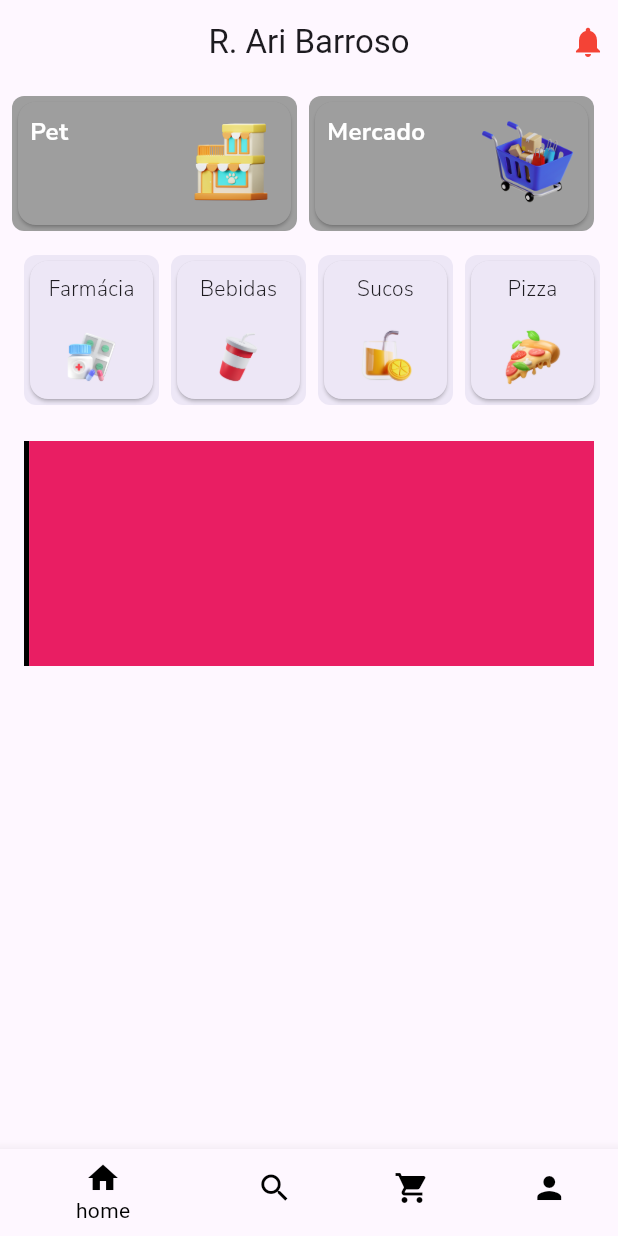
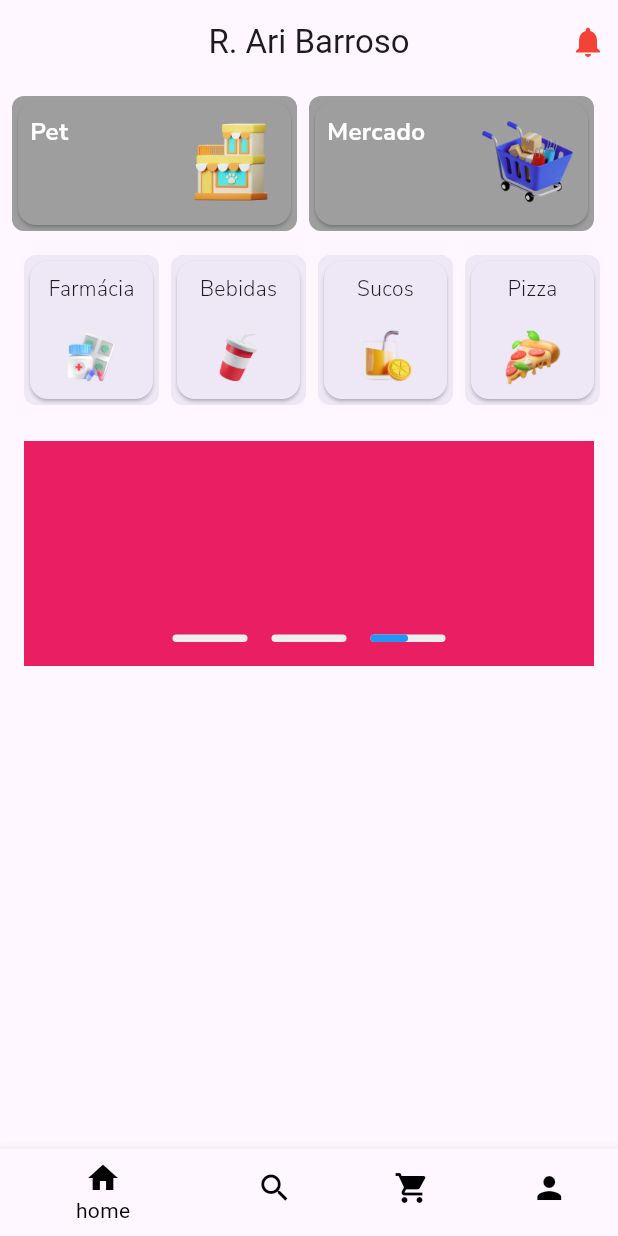
Before and after one commit to NicolasBarbosaa/fake_ifood-flutter, a Flutter app: the screen it shows after launch, on a phone screen of 412 x 824 dp. Run offline on Flutter 3.47's test engine with Material 3 defaults, Android fonts, the phone set to English and light mode, and no system bars; our stand-ins replace google_fonts.

Commit message:
Add carrousel

```diff
--- a/lib/Screens/CustomWidgets/slide.dart
+++ b/lib/Screens/CustomWidgets/slide.dart
@@ -10,44 +10,49 @@ class Slide extends StatefulWidget {
 }
 
 class _SlideState extends State<Slide> {
-
   PageController pageController = PageController();
   List<double> progresso = [0.0, 0.0, 0.0];
   int qtdPaginas = 3;
-  int paginaAtual =  0;
+  int paginaAtual = 0;
 
 //metodo que é chamado antes da pagina ser construída para o efeito
 //acontecer logo de carregada
   @override
-void initState(){
+  void initState() {
     super.initState();
     nextPage();
   }
 
 //metodo para mudar de pagina periodicamente
-  nextPage(){
+  nextPage() {
     Timer.periodic(const Duration(seconds: 3), (timer) {
-      int page = pageController.page!.round();
-      setState(() {
-        paginaAtual = page;
-      });
+      //variavel para comparar com a quantidade de paginas
+      int proximaPagina = paginaAtual + 1;
 
-      if(page >= 3){
-        pageController.animateToPage(0, duration: const Duration(seconds: 2), curve: Curves.easeInCubic);
-      } else{
-        pageController.nextPage(duration: const Duration(seconds: 2), curve: Curves.ease);
+      if (proximaPagina >= qtdPaginas) {
+        //qnd a variavel for = a quantidade de paginas, reseta as paginas
+        proximaPagina = 0;
       }
 
+      pageController
+          .animateToPage(proximaPagina,
+              duration: Duration(milliseconds: 300), curve: Curves.linear)
+          .then((_) {
+        setState(() {
+          paginaAtual = proximaPagina;
+          reset();
+        });
+      });
     });
   }
 
 //iniciar o progresso
-  void iniciarProgresso(){
+  void iniciarProgresso() {
     Timer.periodic(const Duration(milliseconds: 50), (timer) {
       setState(() {
-            if(progresso[paginaAtual] <1){
+        if (progresso[paginaAtual] < 1) {
           progresso[paginaAtual] += 0.02;
-            }else{
+        } else {
           timer.cancel();
         }
       });
@@ -55,17 +60,17 @@ void initState(){
   }
 
 //metodo para resetar a animação
-void reset(){
-  for(int i=0; i < qtdPaginas; i++){
-    progresso[i]=0.0;
+  void reset() {
+    for (int i = 0; i < qtdPaginas; i++) {
+      progresso[i] = 0.0;
     }
     iniciarProgresso();
   }
 
 //metodo para criar um indicator
-List<Widget> buildIndicator(){
+  List<Widget> buildIndicator() {
     List<Widget> lista = [];
-  for(int i=0; i < qtdPaginas; i++ ){
+    for (int i = 0; i < qtdPaginas; i++) {
       lista.add(Container(
         width: 50,
         height: 5,
@@ -74,10 +79,10 @@ List<Widget> buildIndicator(){
           borderRadius: BorderRadius.circular(8),
           value: progresso[i],
           backgroundColor: Colors.grey[200],
-      valueColor: AlwaysStoppedAnimation<Color>(paginaAtual == i? Colors.blue : Colors.grey),
+          valueColor: AlwaysStoppedAnimation<Color>(
+              paginaAtual == i ? Colors.blue : Colors.grey),
         ),
       ));
-
     }
 
     return lista;
@@ -85,20 +90,15 @@ List<Widget> buildIndicator(){
 
   @override
   Widget build(BuildContext context) {
-
     return Container(
         margin: const EdgeInsets.all(16),
         width: double.infinity,
         height: 150,
-      decoration: BoxDecoration(
-        borderRadius: BorderRadius.circular(8)
-      ),
+        decoration: BoxDecoration(borderRadius: BorderRadius.circular(8)),
         child: Stack(
           alignment: AlignmentDirectional.bottomCenter,
           children: [
-           PageView(
-        controller: pageController,
-        children:[
+            PageView(controller: pageController, children: [
               Container(
                 width: double.infinity,
                 height: 200,
@@ -119,10 +119,15 @@ List<Widget> buildIndicator(){
                 height: 200,
                 color: Colors.cyan,
               ),
-
-        ]
+            ]),
+            Padding(
+              padding: const EdgeInsets.all(8.0),
+              child: Row(
+                mainAxisAlignment: MainAxisAlignment.center,
+                children: buildIndicator(),
               ),
-        ],)
-    );
+            )
+          ],
+        ));
   }
 }
```
Lines whose indentation alone changed are shown as unchanged.
